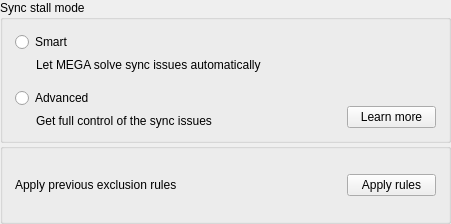
Old version of the form src/MEGASync/gui/ui/SyncStallModeSelector.ui in the repository meganz/MEGAsync.
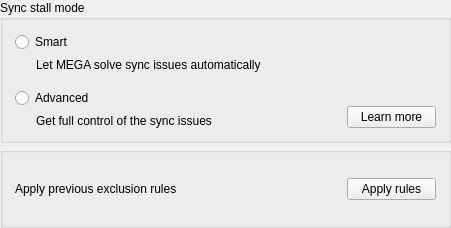
New version of the form.

Commit message: SNC-4972: Fixed settings dialog various alignaments.

Diff of the .ui file:
```diff
--- a/src/MEGASync/gui/ui/SyncStallModeSelector.ui
+++ b/src/MEGASync/gui/ui/SyncStallModeSelector.ui
@@ -7,7 +7,7 @@
     <x>0</x>
     <y>0</y>
     <width>451</width>
-    <height>224</height>
+    <height>228</height>
    </rect>
   </property>
   <property name="minimumSize">
@@ -30,7 +30,7 @@
   </property>
   <layout class="QVBoxLayout" name="verticalLayout_4">
    <property name="spacing">
-    <number>0</number>
+    <number>4</number>
    </property>
    <property name="leftMargin">
     <number>0</number>
```
The commit also changes 4 other files.
